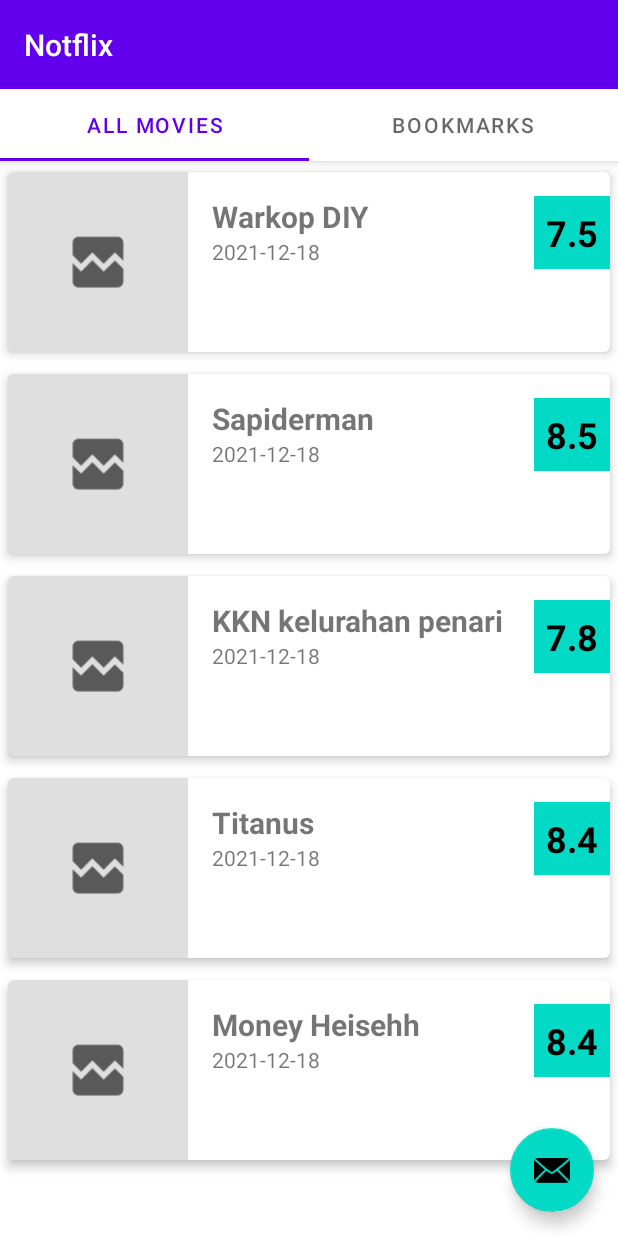
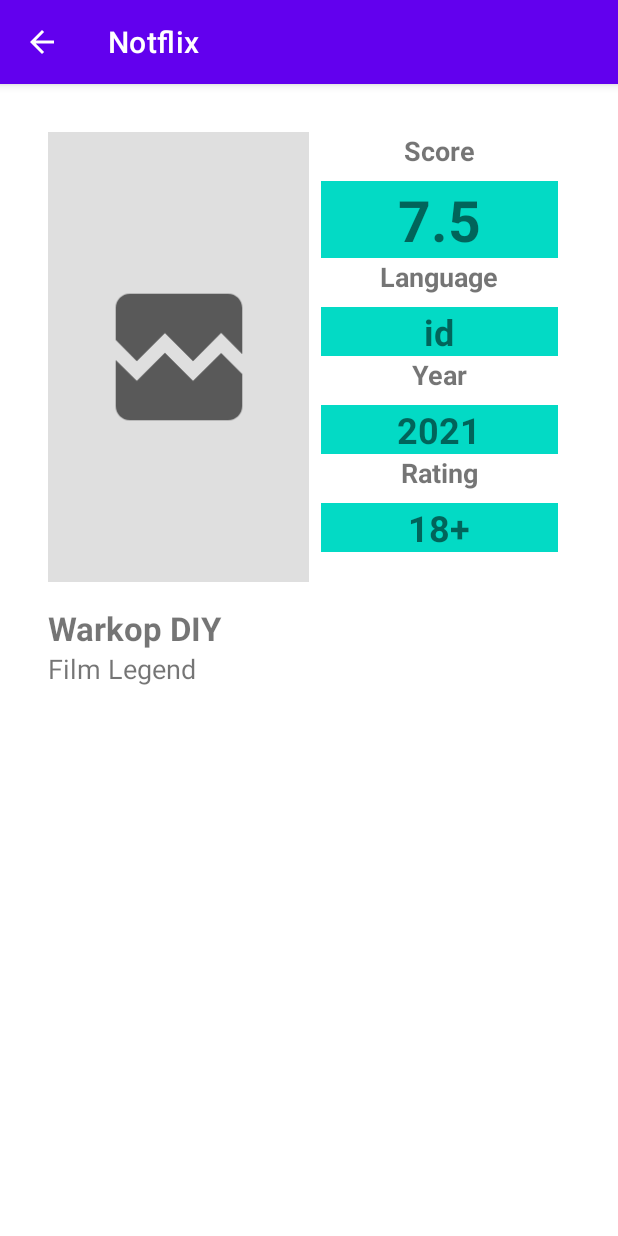
Before and after one commit to iamsatriya/ask-dicoding, an Android app: the screen it shows after launch (MainActivity before the commit, DetailMovieActivity after it), after a tap on "Warkop DIY", on a phone screen of 412 x 824 dp. Run offline under Robolectric (Android 15) with nearby library versions, the phone set to English and light mode, and no system bars; pictures from the network do not load.

Commit message:
implement movie detail

```diff
--- a/app/build.gradle
+++ b/app/build.gradle
@@ -1,6 +1,7 @@
 plugins {
     id 'com.android.application'
     id 'kotlin-android'
+    id 'kotlin-parcelize'
 }
 
 android {
--- a/app/src/main/AndroidManifest.xml
+++ b/app/src/main/AndroidManifest.xml
@@ -2,7 +2,7 @@
 <manifest xmlns:android="http://schemas.android.com/apk/res/android"
     package="com.example.notflix">
 
-    <uses-permission android:name="android.permission.INTERNET"/>
+    <uses-permission android:name="android.permission.INTERNET" />
 
     <application
         android:allowBackup="true"
@@ -11,6 +11,9 @@
         android:roundIcon="@mipmap/ic_launcher_round"
         android:supportsRtl="true"
         android:theme="@style/Theme.Notflix">
+        <activity
+            android:name=".ui.detail.DetailMovieActivity"
+            android:exported="false" />
         <activity
             android:name=".MainActivity"
             android:exported="true"
--- a/app/src/main/java/com/example/notflix/data/MovieEntity.kt
+++ b/app/src/main/java/com/example/notflix/data/MovieEntity.kt
@@ -1,5 +1,9 @@
 package com.example.notflix.data
 
+import android.os.Parcelable
+import kotlinx.parcelize.Parcelize
+
+@Parcelize
 class MovieEntity (
     var movieId: Long,
     var title: String,
@@ -10,4 +14,4 @@ class MovieEntity (
     var adult: Boolean,
     var language: String,
     var releaseDate: String,
-)
+) : Parcelable
--- /dev/null
+++ b/app/src/main/java/com/example/notflix/ui/detail/DetailMovieActivity.kt
@@ -0,0 +1,40 @@
+package com.example.notflix.ui.detail
+
+import androidx.appcompat.app.AppCompatActivity
+import android.os.Bundle
+import android.text.TextUtils
+import com.bumptech.glide.Glide
+import com.bumptech.glide.request.RequestOptions
+import com.example.notflix.R
+import com.example.notflix.data.MovieEntity
+import com.example.notflix.databinding.ActivityDetailMovieBinding
+import com.example.notflix.databinding.ContentDetailMovieBinding
+
+class DetailMovieActivity : AppCompatActivity() {
+    companion object {
+        const val EXTRA_MOVIE = "extra_movie"
+    }
+
+    private lateinit var detailMovieBinding: ContentDetailMovieBinding
+
+    override fun onCreate(savedInstanceState: Bundle?) {
+        super.onCreate(savedInstanceState)
+        val activityDetailMovieBinding = ActivityDetailMovieBinding.inflate(layoutInflater)
+        detailMovieBinding = activityDetailMovieBinding.detailContent
+        setContentView(activityDetailMovieBinding.root)
+        supportActionBar?.setDisplayHomeAsUpEnabled(true)
+
+        val movie = intent.getParcelableExtra<MovieEntity>(EXTRA_MOVIE) as MovieEntity
+
+        detailMovieBinding.tvItemTitle.text = movie.title
+        detailMovieBinding.tvItemOverview.text = movie.overview
+        detailMovieBinding.tvItemYear.text = TextUtils.substring(movie.releaseDate, 0, 4)
+        detailMovieBinding.tvItemVote.text = movie.vote.toString()
+        detailMovieBinding.tvItemLang.text = movie.language
+        Glide.with(this)
+            .load(movie.poster)
+            .apply(RequestOptions.placeholderOf(R.drawable.ic_loading))
+            .error(R.drawable.ic_error)
+            .into(detailMovieBinding.imgPoster)
+    }
+}
--- a/app/src/main/java/com/example/notflix/ui/movie/MovieAdapter.kt
+++ b/app/src/main/java/com/example/notflix/ui/movie/MovieAdapter.kt
@@ -1,5 +1,6 @@
 package com.example.notflix.ui.movie
 
+import android.content.Intent
 import android.view.LayoutInflater
 import android.view.ViewGroup
 import androidx.recyclerview.widget.RecyclerView
@@ -7,7 +8,10 @@ import com.bumptech.glide.Glide
 import com.bumptech.glide.request.RequestOptions
 import com.example.notflix.R
 import com.example.notflix.data.MovieEntity
+import com.example.notflix.databinding.ActivityDetailMovieBinding
 import com.example.notflix.databinding.ItemMovieBinding
+import com.example.notflix.ui.detail.DetailMovieActivity
+import com.example.notflix.ui.detail.DetailMovieFragment
 
 class MovieAdapter: RecyclerView.Adapter<MovieAdapter.MovieViewHolder>() {
     private var listMovies = ArrayList<MovieEntity>()
@@ -24,12 +28,17 @@ class MovieAdapter: RecyclerView.Adapter<MovieAdapter.MovieViewHolder>() {
                 tvItemTitle.text = movie.title
                 tvItemYear.text = movie.releaseDate
                 tvItemVote.text = movie.vote.toString()
-                itemView.setOnClickListener {  }
                 Glide.with(itemView.context)
                     .load(movie.poster)
                     .apply(RequestOptions.placeholderOf(R.drawable.ic_loading))
                     .error(R.drawable.ic_error)
                     .into(imgPoster)
+
+                itemView.setOnClickListener {
+                    val intent = Intent(itemView.context, DetailMovieActivity::class.java)
+                    intent.putExtra(DetailMovieActivity.EXTRA_MOVIE, movie)
+                    itemView.context.startActivity(intent)
+                }
             }
         }
     }
--- /dev/null
+++ b/app/src/main/res/layout/activity_detail_movie.xml
@@ -0,0 +1,20 @@
+<?xml version="1.0" encoding="utf-8"?>
+<androidx.coordinatorlayout.widget.CoordinatorLayout xmlns:android="http://schemas.android.com/apk/res/android"
+    xmlns:app="http://schemas.android.com/apk/res-auto"
+    xmlns:tools="http://schemas.android.com/tools"
+    android:layout_width="match_parent"
+    android:layout_height="match_parent"
+    android:padding="16dp"
+    tools:context=".ui.detail.DetailMovieActivity">
+
+    <androidx.core.widget.NestedScrollView
+        android:layout_width="match_parent"
+        android:layout_height="match_parent"
+        app:layout_behavior="@string/appbar_scrolling_view_behavior">
+
+        <include
+            android:id="@+id/detail_content"
+            layout="@layout/content_detail_movie" />
+    </androidx.core.widget.NestedScrollView>
+
+</androidx.coordinatorlayout.widget.CoordinatorLayout>
--- /dev/null
+++ b/app/src/main/res/layout/content_detail_movie.xml
@@ -0,0 +1,145 @@
+<?xml version="1.0" encoding="utf-8"?>
+<androidx.constraintlayout.widget.ConstraintLayout xmlns:android="http://schemas.android.com/apk/res/android"
+    xmlns:app="http://schemas.android.com/apk/res-auto"
+    xmlns:tools="http://schemas.android.com/tools"
+    android:layout_width="match_parent"
+    android:layout_height="match_parent"
+    android:padding="16dp">
+
+    <ImageView
+        android:id="@+id/img_poster"
+        android:layout_width="0dp"
+        android:layout_height="300dp"
+        android:scaleType="centerCrop"
+        android:src="@color/teal_200"
+        app:layout_constraintEnd_toStartOf="@+id/tv_item_vote_title"
+        app:layout_constraintStart_toStartOf="parent"
+        app:layout_constraintTop_toTopOf="parent"
+        tools:ignore="ContentDescription" />
+
+    <TextView
+        android:id="@+id/tv_item_vote_title"
+        android:layout_width="0dp"
+        android:layout_height="wrap_content"
+        android:text="@string/score_title"
+        android:textAlignment="center"
+        android:textSize="18sp"
+        android:textStyle="bold"
+        app:layout_constraintEnd_toEndOf="parent"
+        app:layout_constraintStart_toEndOf="@+id/img_poster"
+        app:layout_constraintTop_toTopOf="parent" />
+
+    <TextView
+        android:id="@+id/tv_item_vote"
+        android:layout_width="0dp"
+        android:layout_height="wrap_content"
+        android:layout_margin="8dp"
+        android:background="@color/teal_200"
+        android:textAlignment="center"
+        android:textSize="38sp"
+        android:textStyle="bold"
+        app:layout_constraintEnd_toEndOf="parent"
+        app:layout_constraintStart_toEndOf="@+id/img_poster"
+        app:layout_constraintTop_toBottomOf="@+id/tv_item_vote_title"
+        tools:text="8.6" />
+
+    <TextView
+        android:id="@+id/tv_item_lang_title"
+        android:layout_width="0dp"
+        android:layout_height="wrap_content"
+        android:text="@string/language_title"
+        android:textAlignment="center"
+        android:textSize="18sp"
+        android:textStyle="bold"
+        app:layout_constraintEnd_toEndOf="parent"
+        app:layout_constraintStart_toEndOf="@+id/img_poster"
+        app:layout_constraintTop_toBottomOf="@+id/tv_item_vote" />
+
+    <TextView
+        android:id="@+id/tv_item_lang"
+        android:layout_width="0dp"
+        android:layout_height="wrap_content"
+        android:layout_margin="8dp"
+        android:background="@color/teal_200"
+        android:textAlignment="center"
+        android:textSize="24sp"
+        android:textStyle="bold"
+        app:layout_constraintEnd_toEndOf="parent"
+        app:layout_constraintStart_toEndOf="@+id/img_poster"
+        app:layout_constraintTop_toBottomOf="@+id/tv_item_lang_title"
+        tools:text="EN" />
+
+    <TextView
+        android:id="@+id/tv_item_year_title"
+        android:layout_width="0dp"
+        android:layout_height="wrap_content"
+        android:text="@string/year_title"
+        android:textAlignment="center"
+        android:textSize="18sp"
+        android:textStyle="bold"
+        app:layout_constraintEnd_toEndOf="parent"
+        app:layout_constraintStart_toEndOf="@+id/img_poster"
+        app:layout_constraintTop_toBottomOf="@+id/tv_item_lang" />
+
+    <TextView
+        android:id="@+id/tv_item_year"
+        android:layout_width="0dp"
+        android:layout_height="wrap_content"
+        android:layout_margin="8dp"
+        android:background="@color/teal_200"
+        android:textAlignment="center"
+        android:textSize="24sp"
+        android:textStyle="bold"
+        app:layout_constraintEnd_toEndOf="parent"
+        app:layout_constraintStart_toEndOf="@+id/img_poster"
+        app:layout_constraintTop_toBottomOf="@+id/tv_item_year_title"
+        tools:text="2021" />
+
+    <TextView
+        android:id="@+id/tv_item_adult_title"
+        android:layout_width="0dp"
+        android:layout_height="wrap_content"
+        android:text="@string/adult_title"
+        android:textAlignment="center"
+        android:textSize="18sp"
+        android:textStyle="bold"
+        app:layout_constraintEnd_toEndOf="parent"
+        app:layout_constraintStart_toEndOf="@+id/img_poster"
+        app:layout_constraintTop_toBottomOf="@+id/tv_item_year" />
+
+    <TextView
+        android:id="@+id/tv_item_adult"
+        android:layout_width="0dp"
+        android:layout_height="wrap_content"
+        android:layout_margin="8dp"
+        android:background="@color/teal_200"
+        android:text="@string/adult_rating"
+        android:textAlignment="center"
+        android:textSize="24sp"
+        android:textStyle="bold"
+        app:layout_constraintEnd_toEndOf="parent"
+        app:layout_constraintStart_toEndOf="@+id/img_poster"
+        app:layout_constraintTop_toBottomOf="@+id/tv_item_adult_title" />
+
+    <TextView
+        android:id="@+id/tv_item_title"
+        android:layout_width="0dp"
+        android:layout_height="wrap_content"
+        android:layout_marginTop="16dp"
+        android:textSize="22sp"
+        android:textStyle="bold"
+        app:layout_constraintEnd_toEndOf="parent"
+        app:layout_constraintStart_toStartOf="parent"
+        app:layout_constraintTop_toBottomOf="@+id/img_poster"
+        tools:text="Title" />
+
+    <TextView
+        android:id="@+id/tv_item_overview"
+        android:layout_width="0dp"
+        android:layout_height="wrap_content"
+        android:textSize="18sp"
+        app:layout_constraintEnd_toEndOf="@id/tv_item_title"
+        app:layout_constraintStart_toStartOf="@+id/tv_item_title"
+        app:layout_constraintTop_toBottomOf="@+id/tv_item_title"
+        tools:text="overview" />
+</androidx.constraintlayout.widget.ConstraintLayout>
--- a/app/src/main/res/values/strings.xml
+++ b/app/src/main/res/values/strings.xml
@@ -2,4 +2,9 @@
     <string name="app_name">Notflix</string>
     <string name="tab_text_1">All movies</string>
     <string name="tab_text_2">Bookmarks</string>
+    <string name="adult_rating">18+</string>
+    <string name="adult_title">Rating</string>
+    <string name="year_title">Year</string>
+    <string name="language_title">Language</string>
+    <string name="score_title">Score</string>
 </resources>
```
Also changed, not shown: app/src/main/java/com/example/notflix/ui/detail/DetailMovieFragment.kt (added, +32 -0 lines), app/src/main/java/com/example/notflix/ui/detail/DetailMovieViewModel.kt (added, +7 -0 lines), app/src/main/res/layout/detail_movie_fragment.xml (added, +147 -0 lines).
